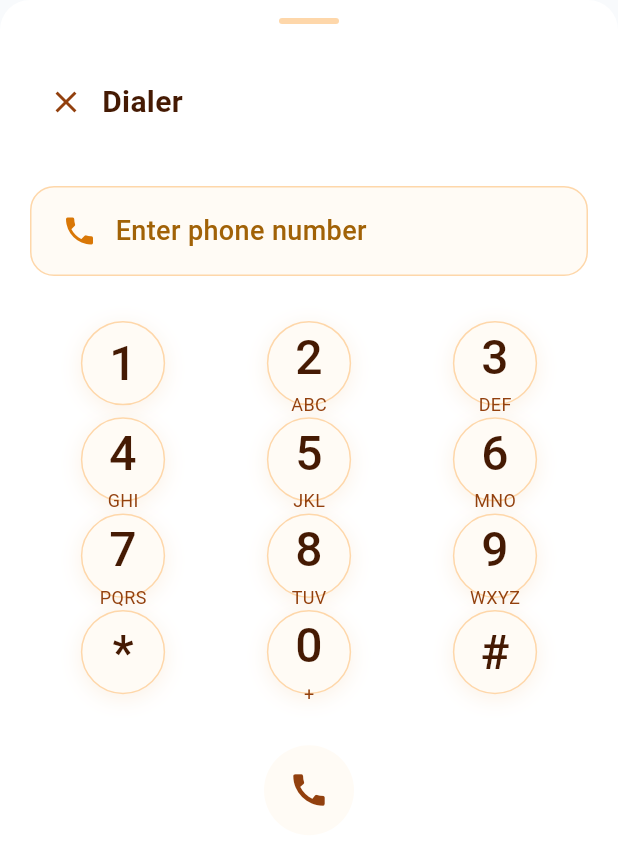
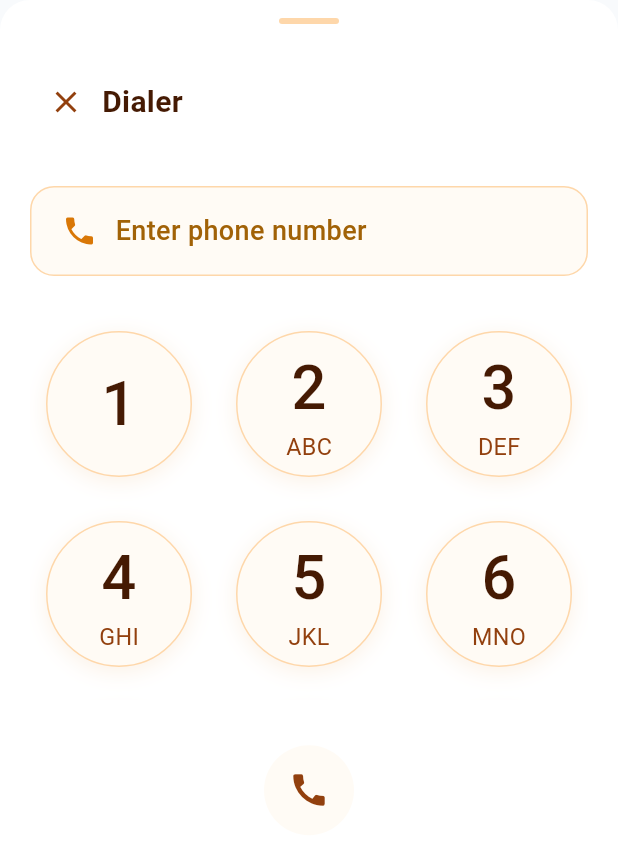
Before and after one commit to jaisonkerala1/astrologer_app, a Flutter app: the DialerScreen widget shown alone on an empty page, opened directly, on a phone screen of 412 x 824 dp. Shown: the top 845 px of the screen. Run offline on Flutter 3.47's test engine with Material 3 defaults, Android fonts, the phone set to English and light mode, and no system bars; our stand-ins replace country_picker, device_info_plus, dio, equatable, expandable_text, flutter_bloc and 9 more; accounts and stored records are empty; generated files the repository leaves out were written again; network calls fail.

Commit message:
Dialer: responsive keypad grid with square cells and dynamic font sizes; fixes bottom overflow on small screens

```diff
--- a/lib/features/communication/screens/dialer_screen.dart
+++ b/lib/features/communication/screens/dialer_screen.dart
@@ -4,6 +4,7 @@ import 'package:provider/provider.dart';
 import '../../../shared/theme/app_theme.dart';
 import '../../../shared/theme/services/theme_service.dart';
 import 'outgoing_call_screen.dart';
+import 'dart:math' as math;
 
 class DialerScreen extends StatefulWidget {
   const DialerScreen({super.key});
@@ -102,53 +103,35 @@ class _DialerScreenState extends State<DialerScreen> {
             ),
           ),
 
-          // Dial pad
+          // Dial pad (responsive grid)
           Expanded(
             child: Padding(
               padding: const EdgeInsets.symmetric(horizontal: 20, vertical: 10),
-              child: Column(
-                children: [
-                  // Row 1: 1, 2, 3
-                  Expanded(
-                    child: Row(
-                      children: [
-                        _buildDialButton('1', '', themeService),
-                        _buildDialButton('2', 'ABC', themeService),
-                        _buildDialButton('3', 'DEF', themeService),
-                      ],
+              child: LayoutBuilder(
+                builder: (context, constraints) {
+                  final List<(String, String)> keys = <(String, String)>[
+                    ('1', ''), ('2', 'ABC'), ('3', 'DEF'),
+                    ('4', 'GHI'), ('5', 'JKL'), ('6', 'MNO'),
+                    ('7', 'PQRS'), ('8', 'TUV'), ('9', 'WXYZ'),
+                    ('*', ''), ('0', '+'), ('#', ''),
+                  ];
+
+                  return GridView.builder(
+                    physics: const NeverScrollableScrollPhysics(),
+                    padding: EdgeInsets.zero,
+                    gridDelegate: const SliverGridDelegateWithFixedCrossAxisCount(
+                      crossAxisCount: 3,
+                      crossAxisSpacing: 8,
+                      mainAxisSpacing: 8,
+                      childAspectRatio: 1, // square cells
                     ),
-                  ),
-                  // Row 2: 4, 5, 6
-                  Expanded(
-                    child: Row(
-                      children: [
-                        _buildDialButton('4', 'GHI', themeService),
-                        _buildDialButton('5', 'JKL', themeService),
-                        _buildDialButton('6', 'MNO', themeService),
-                      ],
-                    ),
-                  ),
-                  // Row 3: 7, 8, 9
-                  Expanded(
-                    child: Row(
-                      children: [
-                        _buildDialButton('7', 'PQRS', themeService),
-                        _buildDialButton('8', 'TUV', themeService),
-                        _buildDialButton('9', 'WXYZ', themeService),
-                      ],
-                    ),
-                  ),
-                  // Row 4: *, 0, #
-                  Expanded(
-                    child: Row(
-                      children: [
-                        _buildDialButton('*', '', themeService),
-                        _buildDialButton('0', '+', themeService),
-                        _buildDialButton('#', '', themeService),
-                      ],
-                    ),
-                  ),
-                ],
+                    itemCount: keys.length,
+                    itemBuilder: (context, index) {
+                      final (String, String) item = keys[index];
+                      return _buildDialButton(item.$1, item.$2, themeService);
+                    },
+                  );
+                },
               ),
             ),
           ),
@@ -196,17 +179,21 @@ class _DialerScreenState extends State<DialerScreen> {
   }
 
   Widget _buildDialButton(String number, String letters, ThemeService themeService) {
-    return Expanded(
-      child: Container(
-        margin: const EdgeInsets.all(4),
+    return LayoutBuilder(
+      builder: (context, constraints) {
+        final double diameter = math.min(constraints.maxWidth, constraints.maxHeight) * 0.82;
+        final double numberFontSize = diameter * 0.42;
+        final double lettersFontSize = diameter * 0.16;
+        return Center(
           child: Material(
             color: Colors.transparent,
             child: InkWell(
               onTap: () => _addNumber(number),
-            borderRadius: BorderRadius.circular(50),
-            child: Container(
-              height: 80,
-              width: 80,
+              borderRadius: BorderRadius.circular(diameter / 2),
+              child: Container
+              (
+                width: diameter,
+                height: diameter,
                 decoration: BoxDecoration(
                   color: themeService.surfaceColor,
                   shape: BoxShape.circle,
@@ -219,7 +206,7 @@ class _DialerScreenState extends State<DialerScreen> {
                     Text(
                       number,
                       style: TextStyle(
-                      fontSize: 32,
+                        fontSize: numberFontSize,
                         fontWeight: FontWeight.w500,
                         color: themeService.textPrimary,
                       ),
@@ -228,7 +215,7 @@ class _DialerScreenState extends State<DialerScreen> {
                       Text(
                         letters,
                         style: TextStyle(
-                        fontSize: 12,
+                          fontSize: lettersFontSize,
                           color: themeService.textSecondary,
                           fontWeight: FontWeight.w400,
                         ),
@@ -238,7 +225,8 @@ class _DialerScreenState extends State<DialerScreen> {
               ),
             ),
           ),
-      ),
+        );
+      },
     );
   }
 
```
Lines whose indentation alone changed are shown as unchanged.
